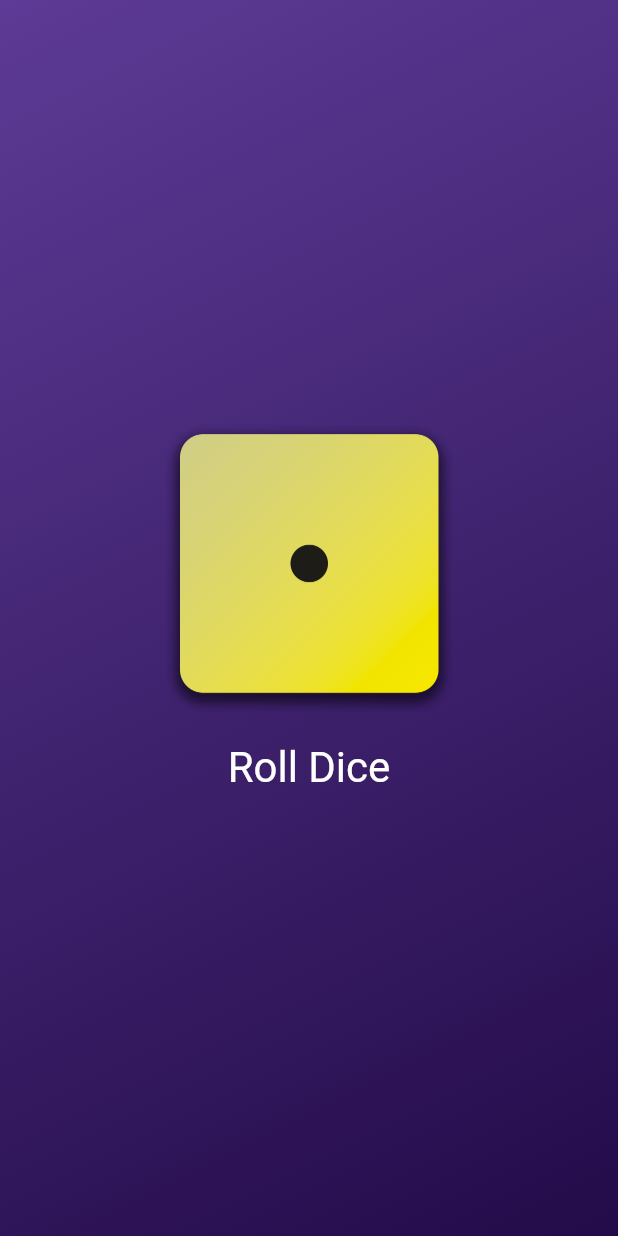
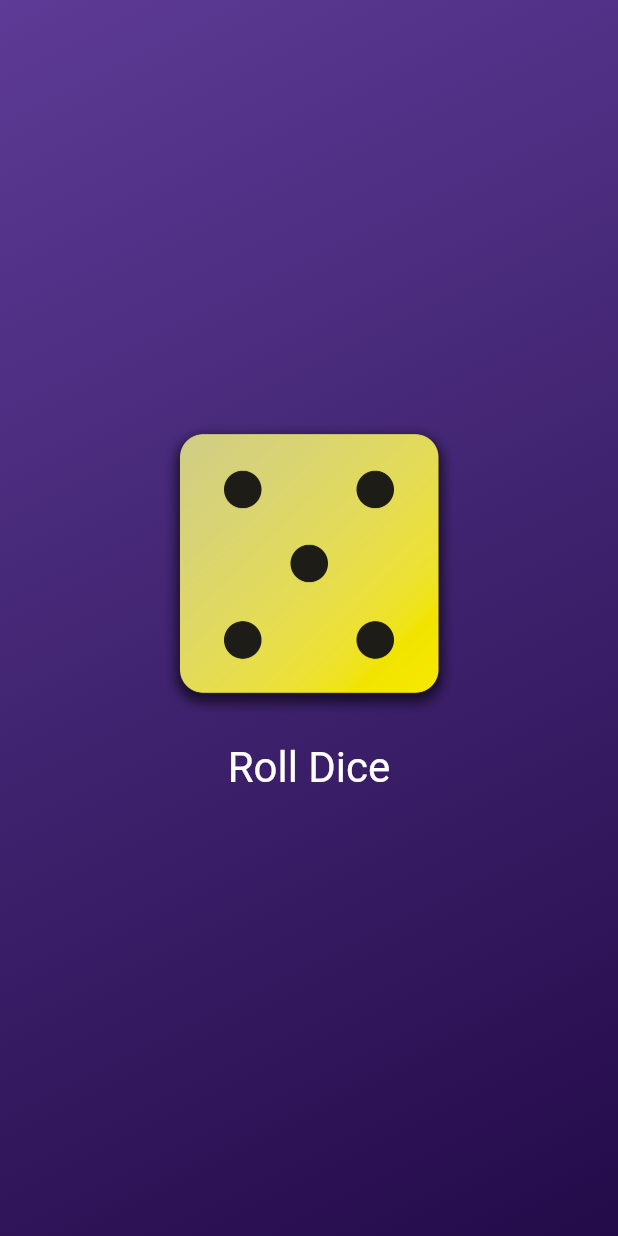
Before and after one commit to Jdare2001/first_app, a Flutter app: the screen it shows after launch, after a tap on "Roll Dice", on a phone screen of 412 x 824 dp. Run offline on Flutter 3.47's test engine with Material 2 defaults, Android fonts, the phone set to English and light mode, and no system bars.

Commit message:
added dice roller
added dice roller and completed this application

```diff
--- /dev/null
+++ b/lib/dice_roller.dart
@@ -0,0 +1,46 @@
+import 'package:flutter/material.dart';
+import 'dart:math';
+
+final randomizer = Random();
+
+class DiceRoller extends StatefulWidget {
+  const DiceRoller({super.key});
+  @override
+  State<DiceRoller> createState() {
+    return _DiceRollerState();
+  }
+}
+
+class _DiceRollerState extends State<DiceRoller> {
+  var activeDiceRoll = 2;
+
+  void rolldice() {
+    setState(() {
+      activeDiceRoll = randomizer.nextInt(6) + 1;
+    });
+  }
+
+  @override
+  build(context) {
+    return Column(
+      mainAxisSize: MainAxisSize.min,
+      children: [
+        Image.asset(
+          'assets/images/dice-images/dice-$activeDiceRoll.png',
+          width: 200,
+        ),
+        TextButton(
+          onPressed: rolldice,
+          style: TextButton.styleFrom(
+            padding: const EdgeInsets.all(20),
+            foregroundColor: Colors.white,
+            textStyle: const TextStyle(
+              fontSize: 28,
+            ),
+          ),
+          child: const Text('Roll Dice'),
+        )
+      ],
+    );
+  }
+}
--- a/lib/gradent_container.dart
+++ b/lib/gradent_container.dart
@@ -1,3 +1,4 @@
+import 'package:first_app/dice_roller.dart';
 import 'package:flutter/material.dart';
 
 const startAlignment = Alignment.topLeft;
@@ -7,8 +8,6 @@ class GradientContainer extends StatelessWidget {
   const GradientContainer(this.colourList, {super.key});
 
   final List<Color> colourList;
-
-  void rolldice() {}
 
   @override
   Widget build(context) {
@@ -20,27 +19,8 @@ class GradientContainer extends StatelessWidget {
           end: endAlignment,
         ),
       ),
-      child: Center(
-        child: Column(
-          mainAxisSize: MainAxisSize.min,
-          children: [
-            Image.asset(
-              'assets/images/dice-images/dice-1.png',
-              width: 200,
-            ),
-            TextButton(
-              onPressed: rolldice,
-              style: TextButton.styleFrom(
-                padding: const EdgeInsets.all(20),
-                foregroundColor: Colors.white,
-                textStyle: const TextStyle(
-                  fontSize: 28,
-                ),
-              ),
-              child: const Text('Roll Dice'),
-            )
-          ],
-        ),
+      child: const Center(
+        child: DiceRoller(),
       ),
     );
   }
--- a/lib/main.dart
+++ b/lib/main.dart
@@ -9,6 +9,7 @@ const List<Color> backgroundColours = [
 void main() {
   runApp(
     const MaterialApp(
+      debugShowCheckedModeBanner: false,
       home: Scaffold(
         body: GradientContainer(backgroundColours),
       ),
```
Also changed, not shown: 1 other file.
